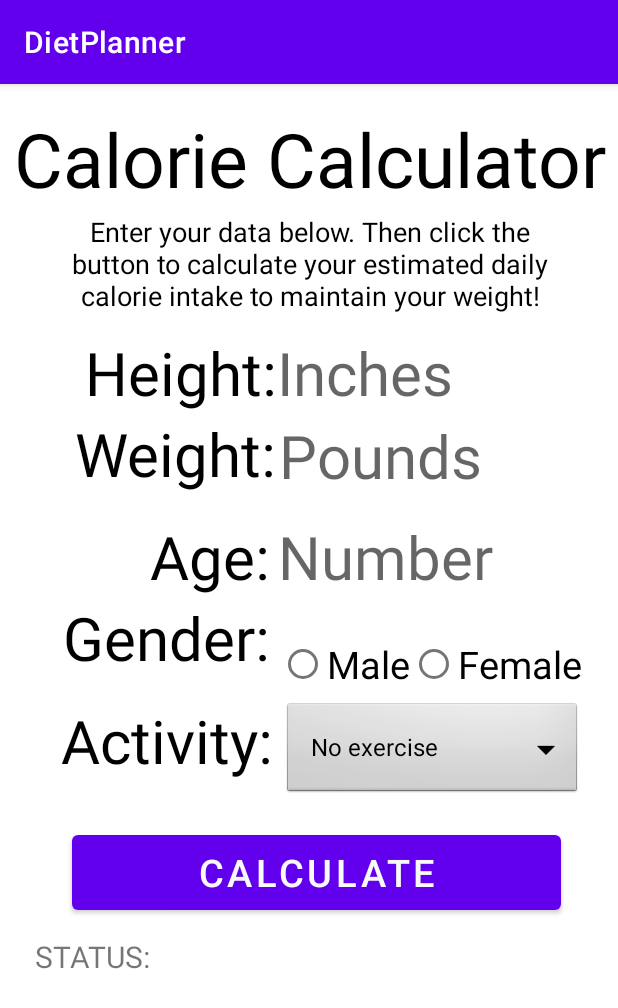
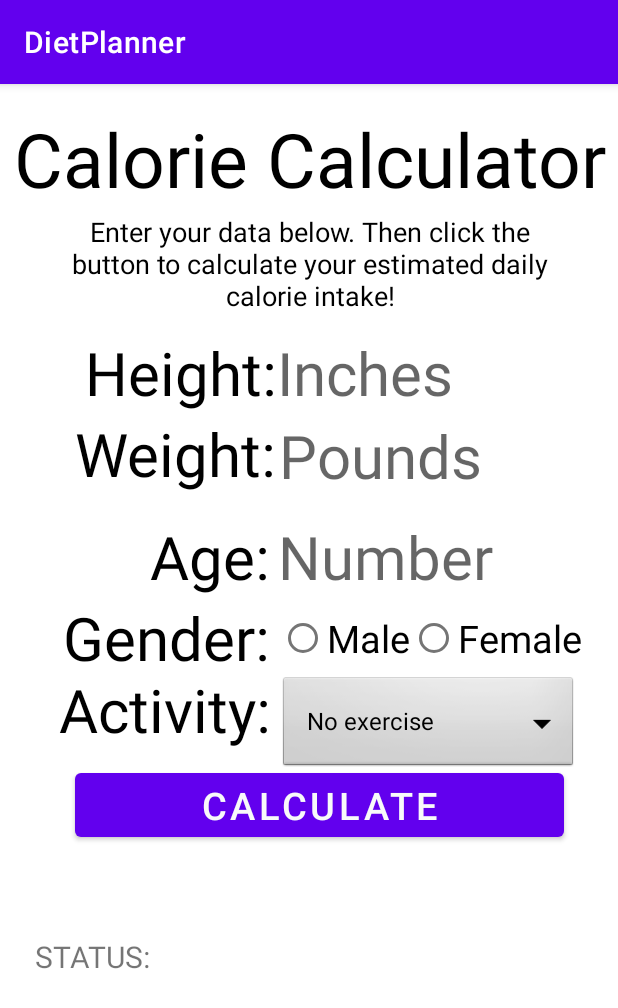
Before and after one commit to LeeleeLiang/Health434, an Android app: the DietPlanner screen opened directly, with no data from a screen before it, on a phone screen of 412 x 824 dp. Shown: the top 1008 px of the screen. Run offline under Robolectric (Android 15) with nearby library versions, the phone set to English and light mode, and no system bars.

Commit message:
calorie calc update 2

```diff
--- a/DailyUp/app/src/main/java/com/example/dailyup/DietPlanner.java
+++ b/DailyUp/app/src/main/java/com/example/dailyup/DietPlanner.java
@@ -87,7 +87,15 @@ public class DietPlanner extends AppCompatActivity {
 
     private String show_status(float calorie) {
 
-        String str = "Estimated daily calorie intake: " + calorie;
+        String new_cal = String.format("%.2f", calorie);
+        String half_cal = String.format("%.2f", calorie * .9);
+        String one_cal = String.format("%.2f", calorie * .8);
+        String two_cal = String.format("%.2f", calorie * .61);
+
+        String str = "Maintain weight: " + new_cal
+                + "\nLose 0.5 lbs a week: " + half_cal
+                + "\nLose 1 lb a week: " + one_cal
+                + "\nLose 2 lb a week: " + two_cal;
 
         str += "\n\nUse our workout planner for more advice on how to get in better shape!";
         return str;
--- a/DailyUp/app/src/main/res/layout/activity_bmi.xml
+++ b/DailyUp/app/src/main/res/layout/activity_bmi.xml
@@ -45,7 +45,7 @@
         android:layout_marginEnd="25dp"
         android:layout_marginBottom="16dp"
         android:textColor="#000000"
-        android:textSize="12sp"
+        android:textSize="14sp"
         app:layout_constraintBottom_toBottomOf="parent"
         app:layout_constraintEnd_toEndOf="parent"
         app:layout_constraintStart_toEndOf="@+id/textView5" />
--- a/DailyUp/app/src/main/res/layout/activity_diet.xml
+++ b/DailyUp/app/src/main/res/layout/activity_diet.xml
@@ -10,12 +10,12 @@
         android:id="@+id/spinner1"
         android:layout_width="199dp"
         android:layout_height="wrap_content"
-        android:layout_marginEnd="24dp"
-        android:layout_marginBottom="17dp"
+        android:layout_marginStart="186dp"
+        android:layout_marginTop="393dp"
         android:background="@android:drawable/btn_dropdown"
         android:spinnerMode="dropdown"
-        app:layout_constraintBottom_toTopOf="@+id/calorieButton"
-        app:layout_constraintEnd_toEndOf="parent" />
+        app:layout_constraintStart_toStartOf="parent"
+        app:layout_constraintTop_toTopOf="parent" />
 
     <TextView
         android:id="@+id/ageDiet"
@@ -76,7 +76,7 @@
         android:layout_height="wrap_content"
         android:layout_marginStart="35dp"
         android:layout_marginEnd="34dp"
-        android:text="Enter your data below. Then click the button to calculate your estimated daily calorie intake to maintain your weight!"
+        android:text="Enter your data below. Then click the button to calculate your estimated daily calorie intake!"
         android:textAlignment="center"
         android:textColor="#000000"
         android:textSize="18sp"
@@ -191,27 +191,24 @@
     <Button
         android:id="@+id/calorieButton"
         android:layout_width="326dp"
-        android:layout_height="62dp"
-        android:layout_marginStart="48dp"
-        android:layout_marginTop="478dp"
-        android:layout_marginBottom="164dp"
+        android:layout_height="wrap_content"
+        android:layout_marginTop="453dp"
+        android:layout_marginEnd="36dp"
         android:onClick="result_calorie"
         android:text="Calculate"
         android:textSize="25sp"
-        app:layout_constraintBottom_toBottomOf="parent"
-        app:layout_constraintStart_toStartOf="parent"
-        app:layout_constraintTop_toTopOf="parent"
-        app:layout_constraintVertical_bias="0.37" />
+        app:layout_constraintEnd_toEndOf="parent"
+        app:layout_constraintTop_toTopOf="parent" />
 
     <TextView
         android:id="@+id/calorieStatus"
-        android:layout_width="265dp"
-        android:layout_height="99dp"
+        android:layout_width="252dp"
+        android:layout_height="152dp"
         android:layout_marginTop="55dp"
         android:layout_marginEnd="48dp"
         android:layout_marginBottom="38dp"
         android:textColor="@color/black"
-        android:textSize="12sp"
+        android:textSize="14sp"
         app:layout_constraintBottom_toBottomOf="parent"
         app:layout_constraintEnd_toEndOf="parent"
         app:layout_constraintTop_toBottomOf="@+id/calorieButton"
```
